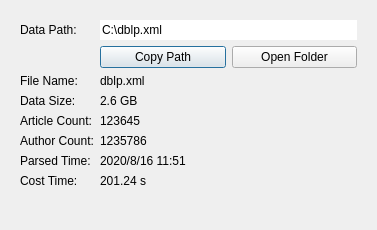
Above: src/dialogs/statusdialog.ui from tootal/DBLParse before the change. Below: the same form after it.
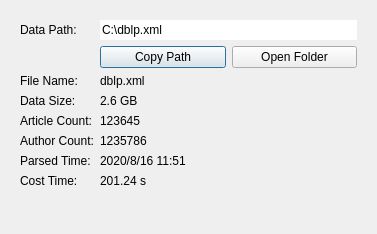
That is the form after the change.

Diff of the .ui file:
```diff
--- a/src/dialogs/statusdialog.ui
+++ b/src/dialogs/statusdialog.ui
@@ -7,7 +7,7 @@
     <x>0</x>
     <y>0</y>
     <width>377</width>
-    <height>230</height>
+    <height>234</height>
    </rect>
   </property>
   <property name="windowTitle">
```
